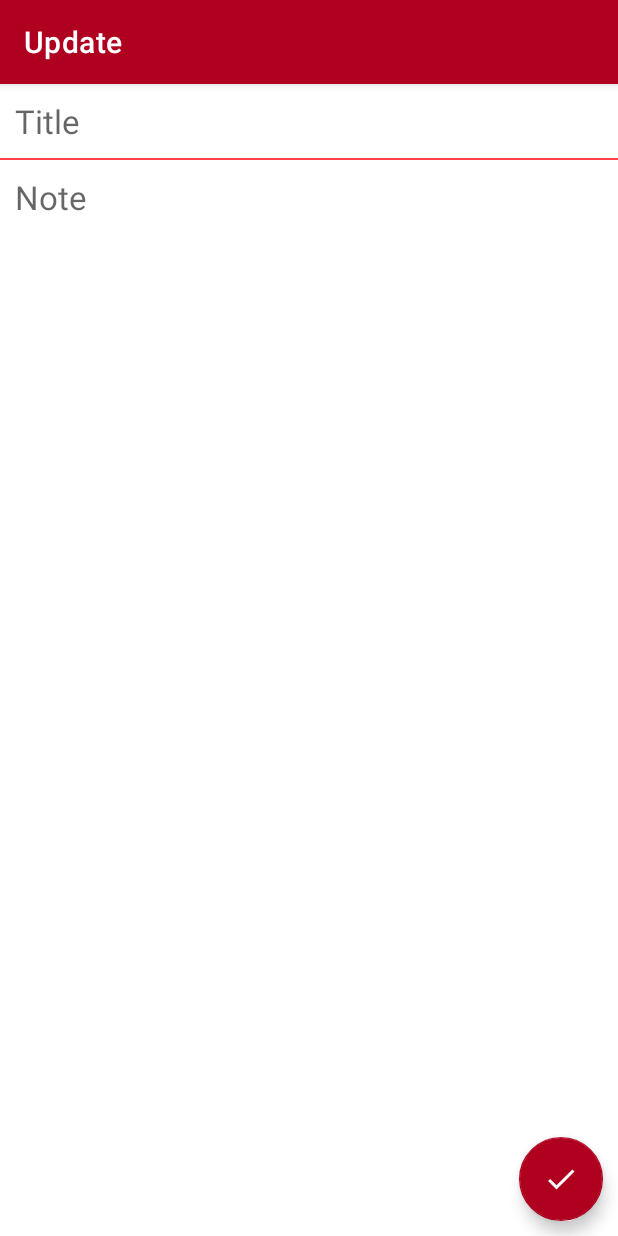
After one commit to Sudiptagupta217/NoteLocker, an Android app: the UpdateActivity screen opened directly, with no data from a screen before it, on a phone screen of 412 x 824 dp. The commit adds this screen. Run offline under Robolectric (Android 15) with nearby library versions, the phone set to English and light mode, and no system bars; 2 statements that could not run were skipped.

Commit message:
Edit note

```diff
--- a/app/src/main/AndroidManifest.xml
+++ b/app/src/main/AndroidManifest.xml
@@ -9,7 +9,8 @@
         android:roundIcon="@mipmap/ic_launcher_round"
         android:supportsRtl="true"
         android:theme="@style/Theme.MyNote">
-        <activity android:name=".ui.ShowNote"></activity>
+        <activity android:name=".UpdateActivity"></activity>
+        <activity android:name=".ui.ShowNote" />
         <activity android:name=".ui.MainActivity">
             <intent-filter>
                 <action android:name="android.intent.action.MAIN" />
--- /dev/null
+++ b/app/src/main/java/com/sudipta/mynote/UpdateActivity.java
@@ -0,0 +1,101 @@
+package com.sudipta.mynote;
+
+import androidx.appcompat.app.AppCompatActivity;
+
+import android.content.Intent;
+import android.os.AsyncTask;
+import android.os.Bundle;
+import android.view.View;
+import android.widget.EditText;
+import android.widget.Toast;
+
+import com.google.android.material.floatingactionbutton.FloatingActionButton;
+import com.sudipta.mynote.db.DatabaseClient;
+import com.sudipta.mynote.db.Note;
+import com.sudipta.mynote.ui.MainActivity;
+
+public class UpdateActivity extends AppCompatActivity {
+
+    EditText titleEditText;
+    EditText noteEditText;
+    FloatingActionButton updateBtn;
+
+    @Override
+    protected void onCreate(Bundle savedInstanceState) {
+        super.onCreate(savedInstanceState);
+        setContentView(R.layout.activity_update);
+        getSupportActionBar().setTitle("Update");
+
+        titleEditText = findViewById(R.id.title_editText);
+        noteEditText = findViewById(R.id.note_editText);
+        updateBtn = findViewById(R.id.update_button);
+
+
+        Intent intent = getIntent();
+        String title = intent.getStringExtra("nTitle");
+        String body = intent.getStringExtra("nBody");
+
+        final Note task = (Note) getIntent().getSerializableExtra(title+body);
+
+//        titleEditText.setText(title);
+//        noteEditText.setText(body);
+
+        loadtask(task);
+
+        updateBtn.setOnClickListener(new View.OnClickListener() {
+            @Override
+            public void onClick(View v) {
+                Toast.makeText(UpdateActivity.this, "ok", Toast.LENGTH_SHORT).show();
+                updateTask(task);
+            }
+        });
+    }
+
+    public void loadtask(Note task){
+        titleEditText.setText(task.getTitle());
+        noteEditText.setText(task.getNote());
+    }
+
+    private void updateTask(Note task) {
+        String nTitle = titleEditText.getText().toString().trim();
+        String nBody = noteEditText.getText().toString().trim();
+
+        if (nTitle.isEmpty()) {
+            titleEditText.setError("notes required");
+            titleEditText.requestFocus();
+            return;
+        }
+
+        if (nBody.isEmpty()) {
+            noteEditText.setError("notes required");
+            noteEditText.requestFocus();
+            return;
+        }
+
+        class UpdateTask extends AsyncTask<Void, Void, Void> {
+
+            @Override
+            protected Void doInBackground(Void... voids) {
+                task.setTitle(nTitle);
+                task.setNote(nBody);
+                DatabaseClient.getInstance(getApplicationContext()).getAppDatabase()
+                        .noteDao()
+                        .updateNote(task);
+                return null;
+            }
+
+            @Override
+            protected void onPostExecute(Void aVoid) {
+                super.onPostExecute(aVoid);
+                Toast.makeText(getApplicationContext(), "Updated", Toast.LENGTH_LONG).show();
+                finish();
+                startActivity(new Intent(UpdateActivity.this, MainActivity.class));
+            }
+        }
+
+        UpdateTask ut = new UpdateTask();
+        ut.execute();
+    }
+
+
+}
--- a/app/src/main/java/com/sudipta/mynote/db/DatabaseClient.java
+++ b/app/src/main/java/com/sudipta/mynote/db/DatabaseClient.java
@@ -10,7 +10,7 @@ public class DatabaseClient {
     private static DatabaseClient databaseClient;
 
     //our app database object
-    private NoteDatabase noteDatabase;
+    private static NoteDatabase noteDatabase;
 
     private DatabaseClient(Context context) {
 
@@ -27,7 +27,7 @@ public class DatabaseClient {
         return databaseClient;
     }
 
-    public NoteDatabase getAppDatabase() {
+    public static NoteDatabase getAppDatabase() {
         return noteDatabase;
     }
 }
--- a/app/src/main/java/com/sudipta/mynote/db/NoteDao.java
+++ b/app/src/main/java/com/sudipta/mynote/db/NoteDao.java
@@ -5,6 +5,7 @@ import java.util.List;
 import androidx.room.Dao;
 import androidx.room.Insert;
 import androidx.room.Query;
+import androidx.room.Update;
 
 @Dao
 public interface NoteDao {
@@ -15,7 +16,7 @@ public interface NoteDao {
     @Query("Select * from note ORDER BY id DESC")
     List<Note> getAllNotes();
 
-    @Insert
-    public void addultipleNotes(Note note);
+    @Update
+   public void updateNote(Note note);
 
 }
--- a/app/src/main/java/com/sudipta/mynote/db/NoteDatabase.java
+++ b/app/src/main/java/com/sudipta/mynote/db/NoteDatabase.java
@@ -6,7 +6,7 @@ import androidx.room.Database;
 import androidx.room.Room;
 import androidx.room.RoomDatabase;
 
-@Database(entities = Note.class, version = 3, exportSchema = false)
+@Database(entities = Note.class, version = 4, exportSchema = false)
 public abstract class NoteDatabase extends RoomDatabase {
     public abstract NoteDao noteDao();
 }
--- a/app/src/main/java/com/sudipta/mynote/ui/AddNoteFragment.java
+++ b/app/src/main/java/com/sudipta/mynote/ui/AddNoteFragment.java
@@ -47,6 +47,7 @@ public class AddNoteFragment extends Fragment {
             @Override
             public void onClick(View v) {
 
+
                 String noteTitle = titleEditText.getText().toString().trim();
                 String noteBody = noteEditText.getText().toString().trim();
 
@@ -58,9 +59,11 @@ public class AddNoteFragment extends Fragment {
 
                     } else {
                         noteEditText.setError("notes required");
+                        noteEditText.requestFocus();
                     }
                 } else {
                     titleEditText.setError("title required");
+                    titleEditText.requestFocus();
                 }
             }
         });
@@ -85,6 +88,7 @@ public class AddNoteFragment extends Fragment {
             protected void onPostExecute(Void v) {
                 super.onPostExecute(v);
                 Intent mainIntent = new Intent(getActivity(), MainActivity.class);
+//                getActivity().finish();
                 startActivity(mainIntent);
                 Toast.makeText(getContext(), "Saved", Toast.LENGTH_LONG).show();
             }
--- a/app/src/main/java/com/sudipta/mynote/ui/MainActivity.java
+++ b/app/src/main/java/com/sudipta/mynote/ui/MainActivity.java
@@ -16,7 +16,7 @@ public class MainActivity extends AppCompatActivity {
     @Override
     protected void onCreate(Bundle savedInstanceState) {
         super.onCreate(savedInstanceState);
-        setContentView(R.layout.activity_main);
+          setContentView(R.layout.activity_main);
 
         NavController navController = Navigation.findNavController(MainActivity.this, R.id.fragment);
         NavigationUI.setupActionBarWithNavController(this, navController);
--- /dev/null
+++ b/app/src/main/res/layout/activity_update.xml
@@ -0,0 +1,47 @@
+<?xml version="1.0" encoding="utf-8"?>
+<RelativeLayout xmlns:android="http://schemas.android.com/apk/res/android"
+    xmlns:tools="http://schemas.android.com/tools"
+    android:layout_width="match_parent"
+    android:layout_height="match_parent"
+    android:background="@android:color/holo_red_light"
+    xmlns:app="http://schemas.android.com/apk/res-auto"
+    tools:context=".ui.AddNoteFragment">
+
+
+    <EditText
+        android:id="@+id/title_editText"
+        android:layout_width="match_parent"
+        android:layout_height="wrap_content"
+        android:hint="Title"
+        android:padding="10dp"
+        android:layout_marginBottom="1dp"
+        android:background="@color/white"
+        android:inputType="text"
+        android:textAppearance="@style/TextAppearance.AppCompat.Large"/>
+
+    <EditText
+        android:id="@+id/note_editText"
+        android:layout_width="match_parent"
+        android:layout_height="match_parent"
+        android:gravity="top"
+        android:hint="@string/edittext_hint"
+        android:padding="10dp"
+        android:foregroundGravity="top"
+        android:background="@color/white"
+        android:inputType="textMultiLine"
+        android:layout_below="@+id/title_editText"
+        android:textAppearance="@style/TextAppearance.AppCompat.Large"/>
+
+    <com.google.android.material.floatingactionbutton.FloatingActionButton
+        android:id="@+id/update_button"
+        android:layout_width="wrap_content"
+        android:layout_height="wrap_content"
+        android:clickable="true"
+        android:layout_margin="10dp"
+        app:backgroundTint="@color/design_default_color_error"
+        app:tint="@color/white"
+        android:layout_alignParentRight="true"
+        android:layout_alignParentBottom="true"
+        android:src="@drawable/ic_baseline_done_24" />
+
+</RelativeLayout>
```
Also changed, not shown: app/src/main/java/com/sudipta/mynote/ui/NotesAdapter.java (+11 -3 lines).
